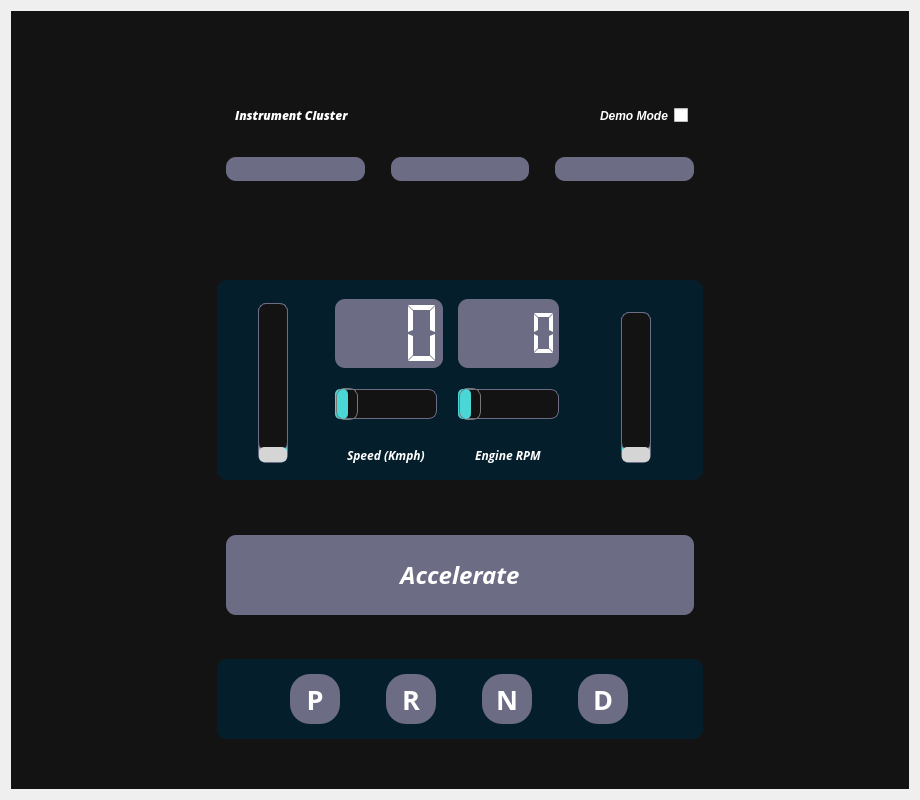
This is ui/IC.ui in suchinton/AGL_Demo_Control_Panel as Qt 5 draws it before an edit. The edited form follows.
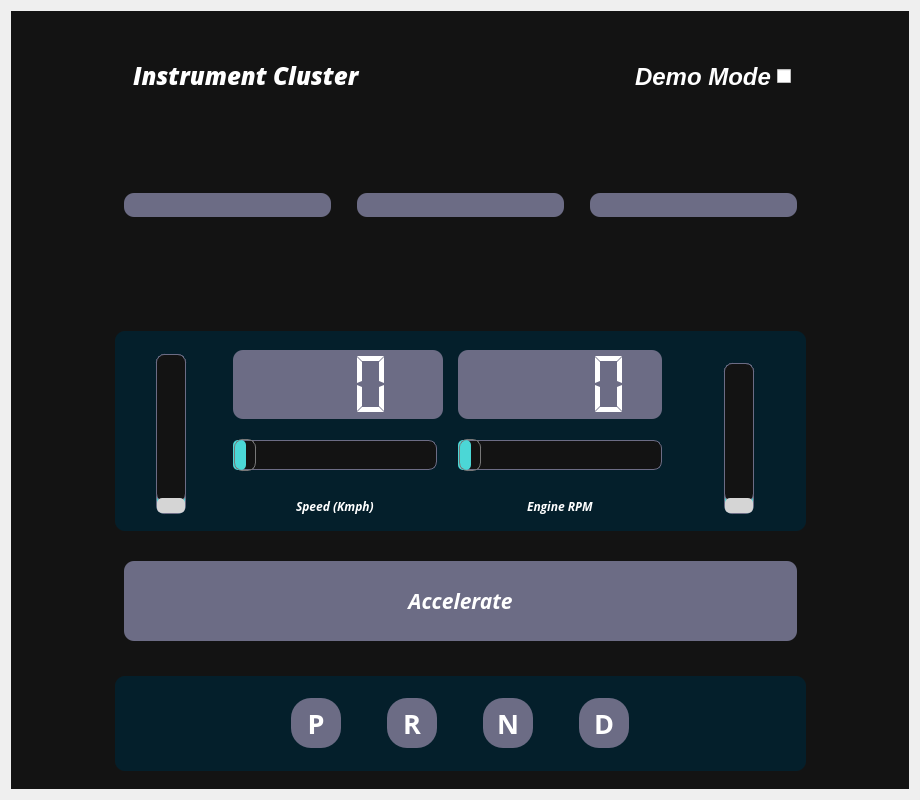
This is the edited form. Icons and pictures are not drawn.

Commit message: Fix UI: Increase text size & alignment

What changed in the file:
```diff
--- a/ui/IC.ui
+++ b/ui/IC.ui
@@ -165,7 +165,7 @@
       <enum>QFrame::Raised</enum>
      </property>
      <layout class="QGridLayout" name="gridLayout_3">
-      <item row="0" column="0" rowspan="3">
+      <item row="0" column="0" rowspan="2">
        <spacer name="horizontalSpacer_12">
         <property name="orientation">
          <enum>Qt::Horizontal</enum>
@@ -178,7 +178,7 @@
         </property>
        </spacer>
       </item>
-      <item row="0" column="2" rowspan="3">
+      <item row="0" column="2" rowspan="2">
        <spacer name="horizontalSpacer_13">
         <property name="orientation">
          <enum>Qt::Horizontal</enum>
@@ -191,38 +191,22 @@
         </property>
        </spacer>
       </item>
-      <item row="1" column="1">
-       <widget class="QScrollArea" name="scrollArea">
-        <property name="widgetResizable">
-         <bool>true</bool>
+      <item row="0" column="1" rowspan="2">
+       <widget class="QFrame" name="frame">
+        <property name="minimumSize">
+         <size>
+          <width>500</width>
+          <height>0</height>
+         </size>
         </property>
-        <widget class="QWidget" name="scrollAreaWidgetContents">
-         <property name="geometry">
-          <rect>
-           <x>0</x>
-           <y>0</y>
-           <width>684</width>
-           <height>782</height>
-          </rect>
+        <property name="frameShape">
+         <enum>QFrame::StyledPanel</enum>
+        </property>
+        <property name="frameShadow">
+         <enum>QFrame::Raised</enum>
          </property>
          <layout class="QGridLayout" name="gridLayout_4">
-          <item row="2" column="0">
-           <spacer name="verticalSpacer_4">
-            <property name="orientation">
-             <enum>Qt::Vertical</enum>
-            </property>
-            <property name="sizeType">
-             <enum>QSizePolicy::Fixed</enum>
-            </property>
-            <property name="sizeHint" stdset="0">
-             <size>
-              <width>20</width>
-              <height>20</height>
-             </size>
-            </property>
-           </spacer>
-          </item>
-          <item row="0" column="0" alignment="Qt::AlignBottom">
+         <item row="0" column="0">
            <widget class="QFrame" name="header_frame">
             <property name="minimumSize">
              <size>
@@ -238,7 +222,7 @@
             </property>
             <layout class="QHBoxLayout" name="horizontalLayout">
              <item>
-              <widget class="QFrame" name="frame_4">
+             <widget class="QFrame" name="frame_6">
                <property name="frameShape">
                 <enum>QFrame::StyledPanel</enum>
                </property>
@@ -257,6 +241,7 @@
                   <property name="font">
                    <font>
                     <family>Open Sans Extrabold</family>
+                   <pointsize>18</pointsize>
                     <weight>75</weight>
                     <italic>true</italic>
                     <bold>true</bold>
@@ -274,6 +259,7 @@
               <widget class="QLabel" name="label_6">
                <property name="font">
                 <font>
+                <pointsize>18</pointsize>
                  <weight>75</weight>
                  <italic>true</italic>
                  <bold>true</bold>
@@ -294,224 +280,7 @@
             </layout>
            </widget>
           </item>
-          <item row="7" column="0" alignment="Qt::AlignTop">
-           <widget class="QFrame" name="gearSelector">
-            <property name="minimumSize">
-             <size>
-              <width>0</width>
-              <height>80</height>
-             </size>
-            </property>
-            <property name="frameShape">
-             <enum>QFrame::StyledPanel</enum>
-            </property>
-            <property name="frameShadow">
-             <enum>QFrame::Raised</enum>
-            </property>
-            <layout class="QHBoxLayout" name="horizontalLayout_4">
-             <item>
-              <spacer name="horizontalSpacer">
-               <property name="orientation">
-                <enum>Qt::Horizontal</enum>
-               </property>
-               <property name="sizeHint" stdset="0">
-                <size>
-                 <width>167</width>
-                 <height>20</height>
-                </size>
-               </property>
-              </spacer>
-             </item>
-             <item>
-              <widget class="QPushButton" name="parkBtn">
-               <property name="minimumSize">
-                <size>
-                 <width>50</width>
-                 <height>50</height>
-                </size>
-               </property>
-               <property name="font">
-                <font>
-                 <family>Open Sans</family>
-                 <pointsize>20</pointsize>
-                 <weight>75</weight>
-                 <italic>false</italic>
-                 <bold>true</bold>
-                </font>
-               </property>
-               <property name="text">
-                <string>P</string>
-               </property>
-               <property name="iconSize">
-                <size>
-                 <width>16</width>
-                 <height>16</height>
-                </size>
-               </property>
-               <property name="checkable">
-                <bool>true</bool>
-               </property>
-               <property name="checked">
-                <bool>false</bool>
-               </property>
-              </widget>
-             </item>
-             <item>
-              <spacer name="horizontalSpacer_7">
-               <property name="orientation">
-                <enum>Qt::Horizontal</enum>
-               </property>
-               <property name="sizeType">
-                <enum>QSizePolicy::Fixed</enum>
-               </property>
-               <property name="sizeHint" stdset="0">
-                <size>
-                 <width>40</width>
-                 <height>20</height>
-                </size>
-               </property>
-              </spacer>
-             </item>
-             <item>
-              <widget class="QPushButton" name="reverseBtn">
-               <property name="minimumSize">
-                <size>
-                 <width>50</width>
-                 <height>50</height>
-                </size>
-               </property>
-               <property name="font">
-                <font>
-                 <family>Open Sans</family>
-                 <pointsize>20</pointsize>
-                 <weight>75</weight>
-                 <italic>false</italic>
-                 <bold>true</bold>
-                </font>
-               </property>
-               <property name="text">
-                <string>R</string>
-               </property>
-               <property name="checkable">
-                <bool>true</bool>
-               </property>
-              </widget>
-             </item>
-             <item>
-              <spacer name="horizontalSpacer_8">
-               <property name="orientation">
-                <enum>Qt::Horizontal</enum>
-               </property>
-               <property name="sizeType">
-                <enum>QSizePolicy::Fixed</enum>
-               </property>
-               <property name="sizeHint" stdset="0">
-                <size>
-                 <width>40</width>
-                 <height>20</height>
-                </size>
-               </property>
-              </spacer>
-             </item>
-             <item>
-              <widget class="QPushButton" name="neutralBtn">
-               <property name="minimumSize">
-                <size>
-                 <width>50</width>
-                 <height>50</height>
-                </size>
-               </property>
-               <property name="font">
-                <font>
-                 <family>Open Sans</family>
-                 <pointsize>20</pointsize>
-                 <weight>75</weight>
-                 <italic>false</italic>
-                 <bold>true</bold>
-                </font>
-               </property>
-               <property name="text">
-                <string>N</string>
-               </property>
-               <property name="checkable">
-                <bool>true</bool>
-               </property>
-              </widget>
-             </item>
-             <item>
-              <spacer name="horizontalSpacer_9">
-               <property name="orientation">
-                <enum>Qt::Horizontal</enum>
-               </property>
-               <property name="sizeType">
-                <enum>QSizePolicy::Fixed</enum>
-               </property>
-               <property name="sizeHint" stdset="0">
-                <size>
-                 <width>40</width>
-                 <height>20</height>
-                </size>
-               </property>
-              </spacer>
-             </item>
-             <item>
-              <widget class="QPushButton" name="driveBtn">
-               <property name="minimumSize">
-                <size>
-                 <width>50</width>
-                 <height>50</height>
-                </size>
-               </property>
-               <property name="font">
-                <font>
-                 <family>Open Sans</family>
-                 <pointsize>20</pointsize>
-                 <weight>75</weight>
-                 <italic>false</italic>
-                 <bold>true</bold>
-                </font>
-               </property>
-               <property name="text">
-                <string>D</string>
-               </property>
-               <property name="checkable">
-                <bool>true</bool>
-               </property>
-              </widget>
-             </item>
-             <item>
-              <spacer name="horizontalSpacer_2">
-               <property name="orientation">
-                <enum>Qt::Horizontal</enum>
-               </property>
-               <property name="sizeHint" stdset="0">
-                <size>
-                 <width>168</width>
-                 <height>20</height>
-                </size>
-               </property>
-              </spacer>
-             </item>
-            </layout>
-           </widget>
-          </item>
-          <item row="4" column="0">
-           <spacer name="verticalSpacer_2">
-            <property name="orientation">
-             <enum>Qt::Vertical</enum>
-            </property>
-            <property name="sizeType">
-             <enum>QSizePolicy::Fixed</enum>
-            </property>
-            <property name="sizeHint" stdset="0">
-             <size>
-              <width>20</width>
-              <height>40</height>
-             </size>
-            </property>
-           </spacer>
-          </item>
-          <item row="1" column="0" alignment="Qt::AlignTop">
+         <item row="1" column="0">
            <widget class="QFrame" name="frame_3">
             <property name="sizePolicy">
              <sizepolicy hsizetype="Preferred" vsizetype="Expanding">
@@ -636,8 +405,8 @@
             </layout>
            </widget>
           </item>
-          <item row="6" column="0">
-           <spacer name="verticalSpacer_3">
+         <item row="2" column="0">
+          <spacer name="verticalSpacer_4">
             <property name="orientation">
              <enum>Qt::Vertical</enum>
             </property>
@@ -652,57 +421,7 @@
             </property>
            </spacer>
           </item>
-          <item row="5" column="0" alignment="Qt::AlignTop">
-           <widget class="QFrame" name="frame_2">
-            <property name="frameShape">
-             <enum>QFrame::StyledPanel</enum>
-            </property>
-            <property name="frameShadow">
-             <enum>QFrame::Raised</enum>
-            </property>
-            <layout class="QVBoxLayout" name="verticalLayout_3">
-             <item alignment="Qt::AlignTop">
-              <widget class="QPushButton" name="accelerationBtn">
-               <property name="sizePolicy">
-                <sizepolicy hsizetype="Minimum" vsizetype="Expanding">
-                 <horstretch>0</horstretch>
-                 <verstretch>0</verstretch>
-                </sizepolicy>
-               </property>
-               <property name="minimumSize">
-                <size>
-                 <width>0</width>
-                 <height>80</height>
-                </size>
-               </property>
-               <property name="font">
-                <font>
-                 <family>Open Sans</family>
-                 <pointsize>18</pointsize>
-                 <weight>75</weight>
-                 <italic>true</italic>
-                 <bold>true</bold>
-                </font>
-               </property>
-               <property name="text">
-                <string>Accelerate</string>
-               </property>
-               <property name="icon">
-                <iconset>
-                 <normaloff>:/Misc_icons/Misc_icons/speed-up-fill.svg</normaloff>:/Misc_icons/Misc_icons/speed-up-fill.svg</iconset>
-               </property>
-               <property name="iconSize">
-                <size>
-                 <width>60</width>
-                 <height>60</height>
-                </size>
-               </property>
-              </widget>
-             </item>
-            </layout>
-           </widget>
-          </item>
-          <item row="3" column="0" alignment="Qt::AlignTop">
+         <item row="3" column="0">
            <widget class="QFrame" name="frame_1">
             <property name="sizePolicy">
              <sizepolicy hsizetype="Preferred" vsizetype="Fixed">
@@ -777,7 +496,7 @@
               </widget>
              </item>
              <item row="1" column="1" rowspan="4" colspan="2">
-              <widget class="QFrame" name="frame">
+             <widget class="QFrame" name="frame_2">
                <property name="frameShape">
                 <enum>QFrame::StyledPanel</enum>
                </property>
@@ -1072,8 +791,290 @@
             </layout>
            </widget>
           </item>
-         </layout>
-        </widget>
+         <item row="4" column="0">
+          <spacer name="verticalSpacer_2">
+           <property name="orientation">
+            <enum>Qt::Vertical</enum>
+           </property>
+           <property name="sizeType">
+            <enum>QSizePolicy::Fixed</enum>
+           </property>
+           <property name="sizeHint" stdset="0">
+            <size>
+             <width>20</width>
+             <height>40</height>
+            </size>
+           </property>
+          </spacer>
+         </item>
+         <item row="5" column="0">
+          <widget class="QFrame" name="frame_4">
+           <property name="frameShape">
+            <enum>QFrame::StyledPanel</enum>
+           </property>
+           <property name="frameShadow">
+            <enum>QFrame::Raised</enum>
+           </property>
+           <layout class="QVBoxLayout" name="verticalLayout_3">
+            <item alignment="Qt::AlignTop">
+             <widget class="QPushButton" name="accelerationBtn">
+              <property name="sizePolicy">
+               <sizepolicy hsizetype="Minimum" vsizetype="Expanding">
+                <horstretch>0</horstretch>
+                <verstretch>0</verstretch>
+               </sizepolicy>
+              </property>
+              <property name="minimumSize">
+               <size>
+                <width>0</width>
+                <height>80</height>
+               </size>
+              </property>
+              <property name="font">
+               <font>
+                <family>Open Sans</family>
+                <pointsize>16</pointsize>
+                <weight>75</weight>
+                <italic>true</italic>
+                <bold>true</bold>
+               </font>
+              </property>
+              <property name="text">
+               <string>Accelerate</string>
+              </property>
+              <property name="icon">
+               <iconset>
+                <normaloff>:/Misc_icons/Misc_icons/speed-up-fill.svg</normaloff>:/Misc_icons/Misc_icons/speed-up-fill.svg</iconset>
+              </property>
+              <property name="iconSize">
+               <size>
+                <width>60</width>
+                <height>60</height>
+               </size>
+              </property>
+             </widget>
+            </item>
+           </layout>
+          </widget>
+         </item>
+         <item row="6" column="0">
+          <spacer name="verticalSpacer_3">
+           <property name="orientation">
+            <enum>Qt::Vertical</enum>
+           </property>
+           <property name="sizeType">
+            <enum>QSizePolicy::Fixed</enum>
+           </property>
+           <property name="sizeHint" stdset="0">
+            <size>
+             <width>20</width>
+             <height>20</height>
+            </size>
+           </property>
+          </spacer>
+         </item>
+         <item row="7" column="0">
+          <widget class="QFrame" name="gearSelector">
+           <property name="minimumSize">
+            <size>
+             <width>0</width>
+             <height>80</height>
+            </size>
+           </property>
+           <property name="frameShape">
+            <enum>QFrame::StyledPanel</enum>
+           </property>
+           <property name="frameShadow">
+            <enum>QFrame::Raised</enum>
+           </property>
+           <layout class="QHBoxLayout" name="horizontalLayout_4">
+            <item>
+             <spacer name="horizontalSpacer">
+              <property name="orientation">
+               <enum>Qt::Horizontal</enum>
+              </property>
+              <property name="sizeHint" stdset="0">
+               <size>
+                <width>167</width>
+                <height>20</height>
+               </size>
+              </property>
+             </spacer>
+            </item>
+            <item>
+             <widget class="QPushButton" name="parkBtn">
+              <property name="minimumSize">
+               <size>
+                <width>50</width>
+                <height>50</height>
+               </size>
+              </property>
+              <property name="font">
+               <font>
+                <family>Open Sans</family>
+                <pointsize>20</pointsize>
+                <weight>75</weight>
+                <italic>false</italic>
+                <bold>true</bold>
+               </font>
+              </property>
+              <property name="text">
+               <string>P</string>
+              </property>
+              <property name="iconSize">
+               <size>
+                <width>16</width>
+                <height>16</height>
+               </size>
+              </property>
+              <property name="checkable">
+               <bool>true</bool>
+              </property>
+              <property name="checked">
+               <bool>false</bool>
+              </property>
+             </widget>
+            </item>
+            <item>
+             <spacer name="horizontalSpacer_7">
+              <property name="orientation">
+               <enum>Qt::Horizontal</enum>
+              </property>
+              <property name="sizeType">
+               <enum>QSizePolicy::Fixed</enum>
+              </property>
+              <property name="sizeHint" stdset="0">
+               <size>
+                <width>40</width>
+                <height>20</height>
+               </size>
+              </property>
+             </spacer>
+            </item>
+            <item>
+             <widget class="QPushButton" name="reverseBtn">
+              <property name="minimumSize">
+               <size>
+                <width>50</width>
+                <height>50</height>
+               </size>
+              </property>
+              <property name="font">
+               <font>
+                <family>Open Sans</family>
+                <pointsize>20</pointsize>
+                <weight>75</weight>
+                <italic>false</italic>
+                <bold>true</bold>
+               </font>
+              </property>
+              <property name="text">
+               <string>R</string>
+              </property>
+              <property name="checkable">
+               <bool>true</bool>
+              </property>
+             </widget>
+            </item>
+            <item>
+             <spacer name="horizontalSpacer_8">
+              <property name="orientation">
+               <enum>Qt::Horizontal</enum>
+              </property>
+              <property name="sizeType">
+               <enum>QSizePolicy::Fixed</enum>
+              </property>
+              <property name="sizeHint" stdset="0">
+               <size>
+                <width>40</width>
+                <height>20</height>
+               </size>
+              </property>
+             </spacer>
+            </item>
+            <item>
+             <widget class="QPushButton" name="neutralBtn">
+              <property name="minimumSize">
+               <size>
+                <width>50</width>
+                <height>50</height>
+               </size>
+              </property>
+              <property name="font">
+               <font>
+                <family>Open Sans</family>
+                <pointsize>20</pointsize>
+                <weight>75</weight>
+                <italic>false</italic>
+                <bold>true</bold>
+               </font>
+              </property>
+              <property name="text">
+               <string>N</string>
+              </property>
+              <property name="checkable">
+               <bool>true</bool>
+              </property>
+             </widget>
+            </item>
+            <item>
+             <spacer name="horizontalSpacer_9">
+              <property name="orientation">
+               <enum>Qt::Horizontal</enum>
+              </property>
+              <property name="sizeType">
+               <enum>QSizePolicy::Fixed</enum>
+              </property>
+              <property name="sizeHint" stdset="0">
+               <size>
+                <width>40</width>
+                <height>20</height>
+               </size>
+              </property>
+             </spacer>
+            </item>
+            <item>
+             <widget class="QPushButton" name="driveBtn">
+              <property name="minimumSize">
+               <size>
+                <width>50</width>
+                <height>50</height>
+               </size>
+              </property>
+              <property name="font">
+               <font>
+                <family>Open Sans</family>
+                <pointsize>20</pointsize>
+                <weight>75</weight>
+                <italic>false</italic>
+                <bold>true</bold>
+               </font>
+              </property>
+              <property name="text">
+               <string>D</string>
+              </property>
+              <property name="checkable">
+               <bool>true</bool>
+              </property>
+             </widget>
+            </item>
+            <item>
+             <spacer name="horizontalSpacer_2">
+              <property name="orientation">
+               <enum>Qt::Horizontal</enum>
+              </property>
+              <property name="sizeHint" stdset="0">
+               <size>
+                <width>168</width>
+                <height>20</height>
+               </size>
+              </property>
+             </spacer>
+            </item>
+           </layout>
+          </widget>
+         </item>
+        </layout>
        </widget>
       </item>
      </layout>
```
Lines whose indentation alone changed are shown as unchanged. The commit also changes 6 other files.
